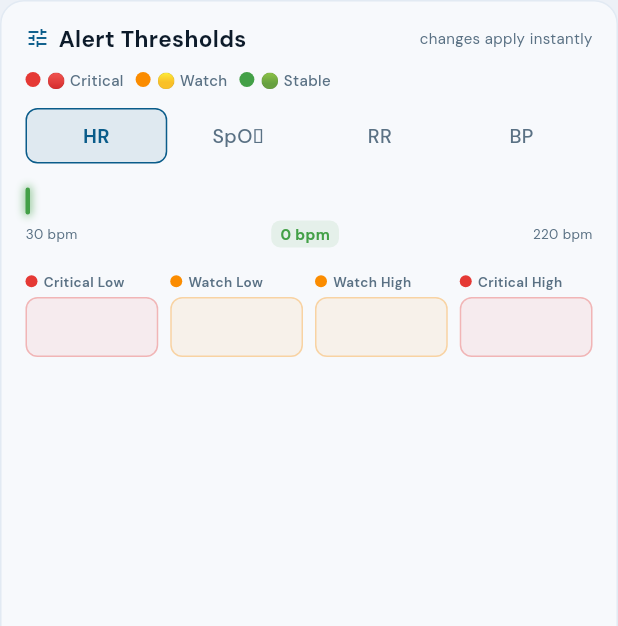
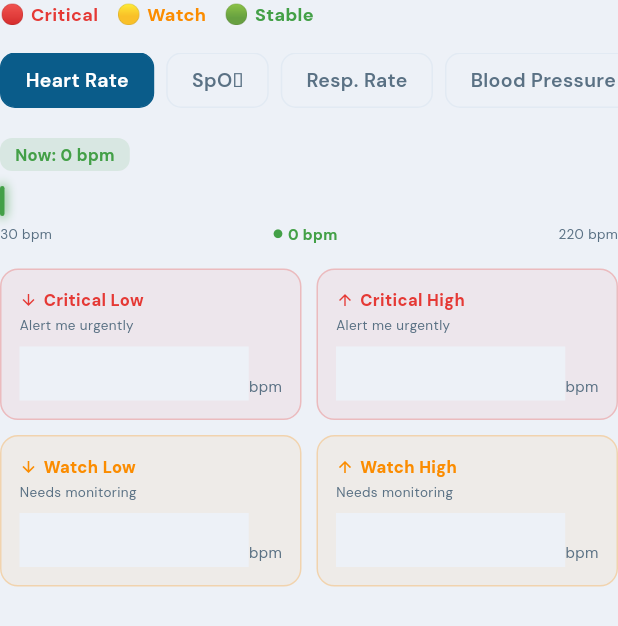
Before and after one commit to mulgundsunil1918/wardly, a Flutter app: the ThresholdPanel widget shown alone on an empty page, opened directly with empty values, on a phone screen of 412 x 824 dp. Shown: the top 626 px of the screen. Run offline on Flutter 3.47's test engine with Material 3 defaults, Android fonts, the phone set to English and light mode, and no system bars; our stand-ins replace camera, cloud_firestore, device_info_plus, firebase_auth, firebase_core, firebase_messaging and 13 more; missing offline and left inert: agora_rtc_engine, android_intent_plus, app_settings, google_mlkit_text_recognition, razorpay_flutter; accounts and stored records are empty.

Commit message:
Threshold panel: proper 2-column layout, focus-safe editing
- Each threshold is a card with big number input (24px), colour-coded
  by zone: red for Critical, yellow for Watch
- 2x2 grid: Critical Low | Critical High (top row)
               Watch Low | Watch High   (bottom row)
- FocusNode prevents simulation ticks from resetting the value while
  the doctor is mid-edit; saves on focus-leave or keyboard Done
- Vital tabs now pill-shaped and horizontally scrollable
- SpO2 correctly hides the High column (only Low thresholds apply)

Co-Authored-By: Claude Opus 4.7 <noreply@anthropic.com>

```diff
--- a/lib/widgets/monitor/threshold_panel.dart
+++ b/lib/widgets/monitor/threshold_panel.dart
@@ -17,92 +17,62 @@ class ThresholdPanel extends StatefulWidget {
 }
 
 class _ThresholdPanelState extends State<ThresholdPanel> {
-  String _tab = 'hr';
+  VitalType _tab = VitalType.hr;
 
   static const _tabs = [
-    {'key': 'hr',   'label': 'HR'},
-    {'key': 'spo2', 'label': 'SpO₂'},
-    {'key': 'rr',   'label': 'RR'},
-    {'key': 'bp',   'label': 'BP'},
+    {'vt': VitalType.hr,   'label': 'Heart Rate',  'unit': 'bpm'},
+    {'vt': VitalType.spo2, 'label': 'SpO₂',        'unit': '%'},
+    {'vt': VitalType.rr,   'label': 'Resp. Rate',  'unit': 'br/min'},
+    {'vt': VitalType.sbp,  'label': 'Blood Pressure', 'unit': 'mmHg'},
   ];
 
   @override
   Widget build(BuildContext context) {
-    return Container(
-      decoration: BoxDecoration(
-        color: AppColors.card,
-        borderRadius: BorderRadius.circular(16),
-        border: Border.all(color: AppColors.divider),
-      ),
-      child: Column(
+    return Column(
       crossAxisAlignment: CrossAxisAlignment.start,
+      mainAxisSize: MainAxisSize.min,
       children: [
-          // Header
+        // Zone legend
         Padding(
-            padding: const EdgeInsets.fromLTRB(16, 14, 16, 0),
+          padding: const EdgeInsets.only(bottom: 16),
           child: Row(
             children: [
-                const Icon(Icons.tune, size: 16, color: AppColors.primary),
-                const SizedBox(width: 6),
-                Text('Alert Thresholds',
-                    style: GoogleFonts.dmSans(
-                        color: AppColors.textPrimary,
-                        fontSize: 15,
-                        fontWeight: FontWeight.w700)),
-                const Spacer(),
-                Text('changes apply instantly',
-                    style: GoogleFonts.dmSans(
-                        color: AppColors.textSecondary, fontSize: 10)),
+              _chip('🔴', 'Critical', AppColors.critical),
+              const SizedBox(width: 12),
+              _chip('🟡', 'Watch', AppColors.warningColor),
+              const SizedBox(width: 12),
+              _chip('🟢', 'Stable', AppColors.stable),
             ],
           ),
         ),
 
-          // Zone legend
-          Padding(
-            padding: const EdgeInsets.fromLTRB(16, 10, 16, 0),
-            child: Row(
-              children: [
-                _legendChip('🔴 Critical', AppColors.critical),
-                const SizedBox(width: 8),
-                _legendChip('🟡 Watch', AppColors.warningColor),
-                const SizedBox(width: 8),
-                _legendChip('🟢 Stable', AppColors.stable),
-              ],
-            ),
-          ),
-
-          // Vital tabs
-          Padding(
-            padding: const EdgeInsets.fromLTRB(16, 12, 16, 0),
+        // Vital selector
+        SingleChildScrollView(
+          scrollDirection: Axis.horizontal,
           child: Row(
             children: _tabs.map((t) {
-                final active = _tab == t['key'];
-                return Expanded(
+              final vt = t['vt'] as VitalType;
+              final active = _tab == vt;
+              return Padding(
+                padding: const EdgeInsets.only(right: 8),
                 child: GestureDetector(
-                    onTap: () => setState(() => _tab = t['key']!),
-                    child: Container(
-                      padding: const EdgeInsets.symmetric(vertical: 8),
+                  onTap: () => setState(() => _tab = vt),
+                  child: AnimatedContainer(
+                    duration: const Duration(milliseconds: 180),
+                    padding: const EdgeInsets.symmetric(horizontal: 16, vertical: 8),
                     decoration: BoxDecoration(
-                        color: active
-                            ? AppColors.primary.withOpacity(0.1)
-                            : Colors.transparent,
-                        borderRadius: BorderRadius.circular(8),
+                      color: active ? AppColors.primary : AppColors.surface,
+                      borderRadius: BorderRadius.circular(10),
                       border: Border.all(
-                          color: active
-                              ? AppColors.primary
-                              : Colors.transparent,
+                        color: active ? AppColors.primary : AppColors.divider,
                       ),
                     ),
                     child: Text(
-                        t['label']!,
-                        textAlign: TextAlign.center,
+                      t['label'] as String,
                       style: GoogleFonts.dmSans(
-                          color: active
-                              ? AppColors.primary
-                              : AppColors.textSecondary,
+                        color: active ? Colors.white : AppColors.textSecondary,
                         fontSize: 13,
-                          fontWeight:
-                              active ? FontWeight.w700 : FontWeight.w500,
+                        fontWeight: FontWeight.w600,
                       ),
                     ),
                   ),
@@ -112,121 +82,146 @@ class _ThresholdPanelState extends State<ThresholdPanel> {
           ),
         ),
 
-          const SizedBox(height: 16),
+        const SizedBox(height: 20),
 
-          // Threshold content
-          Padding(
-            padding: const EdgeInsets.fromLTRB(16, 0, 16, 16),
-            child: _tab == 'bp'
-                ? Column(
-                    children: [
-                      _vitalSection('SBP — Systolic', VitalType.sbp),
+        // Content for selected vital
+        if (_tab == VitalType.sbp) ...[
+          _vitalBlock(VitalType.sbp,  'Systolic (SBP)'),
           const SizedBox(height: 20),
-                      _vitalSection('DBP — Diastolic', VitalType.dbp),
+          _vitalBlock(VitalType.dbp,  'Diastolic (DBP)'),
           const SizedBox(height: 20),
-                      _vitalSection('MAP — Mean Arterial', VitalType.map),
-                    ],
-                  )
-                : _vitalSection(
-                    null, _vitalTypeFromTab(_tab)),
-          ),
-        ],
-      ),
-    );
-  }
-
-  Widget _legendChip(String label, Color color) {
-    return Row(
-      mainAxisSize: MainAxisSize.min,
-      children: [
-        Container(width: 10, height: 10,
-            decoration: BoxDecoration(color: color, shape: BoxShape.circle)),
-        const SizedBox(width: 4),
-        Text(label,
-            style: GoogleFonts.dmSans(
-                color: AppColors.textSecondary,
-                fontSize: 10,
-                fontWeight: FontWeight.w500)),
+          _vitalBlock(VitalType.map,  'Mean Arterial (MAP)'),
+        ] else
+          _vitalBlock(_tab, null),
       ],
     );
   }
 
-  Widget _vitalSection(String? title, VitalType vt) {
-    final meta = vitalMeta[vt]!;
-    final thr = widget.patient.thresholds[vt] ?? const VitalThreshold();
+  Widget _chip(String emoji, String label, Color color) {
+    return Row(
+      mainAxisSize: MainAxisSize.min,
+      children: [
+        Text(emoji, style: const TextStyle(fontSize: 13)),
+        const SizedBox(width: 4),
+        Text(label,
+            style: GoogleFonts.dmSans(
+                color: color, fontSize: 12, fontWeight: FontWeight.w700)),
+      ],
+    );
+  }
+
+  Widget _vitalBlock(VitalType vt, String? subtitle) {
+    final meta   = vitalMeta[vt]!;
+    final thr    = widget.patient.thresholds[vt] ?? const VitalThreshold();
     final current = widget.patient.vitals[vt] ?? 0;
-    final isSpo2 = vt == VitalType.spo2;
+    final isSpo2  = vt == VitalType.spo2;
+    final sev     = thr.severity(current);
+    final sevColor = sev == 'critical'
+        ? AppColors.critical
+        : sev == 'warning'
+            ? AppColors.warningColor
+            : AppColors.stable;
 
     return Column(
       crossAxisAlignment: CrossAxisAlignment.start,
       children: [
-        if (title != null) ...[
-          Text(title,
+        // Title row with live value
+        Row(
+          children: [
+            if (subtitle != null) ...[
+              Text(subtitle,
                   style: GoogleFonts.dmSans(
                       color: AppColors.textSecondary,
-                  fontSize: 11,
-                  fontWeight: FontWeight.w600,
-                  letterSpacing: 0.3)),
+                      fontSize: 12,
+                      fontWeight: FontWeight.w600)),
+              const Spacer(),
+            ],
+            Container(
+              padding: const EdgeInsets.symmetric(horizontal: 10, vertical: 3),
+              decoration: BoxDecoration(
+                color: sevColor.withOpacity(0.12),
+                borderRadius: BorderRadius.circular(8),
+              ),
+              child: Text(
+                'Now: ${current.round()} ${meta.unit}',
+                style: GoogleFonts.dmSans(
+                    color: sevColor, fontSize: 11, fontWeight: FontWeight.w700),
+              ),
+            ),
+          ],
+        ),
+
         const SizedBox(height: 10),
-        ],
 
-        // Visual zone bar
+        // Zone bar
         _ZoneBar(thr: thr, current: current, meta: meta, isSpo2: isSpo2),
 
         const SizedBox(height: 16),
 
-        // Editable threshold fields in a grid
+        // Threshold inputs — 2 columns
         Row(
           children: [
-            _ThresholdField(
+            Expanded(
+              child: _Field(
                 label: 'Critical Low',
+                sublabel: 'Alert me urgently',
                 color: AppColors.critical,
+                icon: Icons.arrow_downward,
                 value: thr.critLow,
                 unit: meta.unit,
-              onChanged: (v) =>
-                  widget.onSet(widget.patient.id, vt, 'critLow', v),
+                onSave: (v) => widget.onSet(widget.patient.id, vt, 'critLow', v),
               ),
-            const SizedBox(width: 8),
-            _ThresholdField(
+            ),
+            const SizedBox(width: 10),
+            Expanded(
+              child: isSpo2
+                  ? const SizedBox.shrink()
+                  : _Field(
+                      label: 'Critical High',
+                      sublabel: 'Alert me urgently',
+                      color: AppColors.critical,
+                      icon: Icons.arrow_upward,
+                      value: thr.critHigh,
+                      unit: meta.unit,
+                      onSave: (v) => widget.onSet(widget.patient.id, vt, 'critHigh', v),
+                    ),
+            ),
+          ],
+        ),
+
+        const SizedBox(height: 10),
+
+        Row(
+          children: [
+            Expanded(
+              child: _Field(
                 label: 'Watch Low',
+                sublabel: 'Needs monitoring',
                 color: AppColors.warningColor,
+                icon: Icons.arrow_downward,
                 value: thr.warnLow,
                 unit: meta.unit,
-              onChanged: (v) =>
-                  widget.onSet(widget.patient.id, vt, 'warnLow', v),
+                onSave: (v) => widget.onSet(widget.patient.id, vt, 'warnLow', v),
               ),
-            if (!isSpo2) ...[
-              const SizedBox(width: 8),
-              _ThresholdField(
+            ),
+            const SizedBox(width: 10),
+            Expanded(
+              child: isSpo2
+                  ? const SizedBox.shrink()
+                  : _Field(
                       label: 'Watch High',
+                      sublabel: 'Needs monitoring',
                       color: AppColors.warningColor,
+                      icon: Icons.arrow_upward,
                       value: thr.warnHigh,
                       unit: meta.unit,
-                onChanged: (v) =>
-                    widget.onSet(widget.patient.id, vt, 'warnHigh', v),
+                      onSave: (v) => widget.onSet(widget.patient.id, vt, 'warnHigh', v),
                     ),
-              const SizedBox(width: 8),
-              _ThresholdField(
-                label: 'Critical High',
-                color: AppColors.critical,
-                value: thr.critHigh,
-                unit: meta.unit,
-                onChanged: (v) =>
-                    widget.onSet(widget.patient.id, vt, 'critHigh', v),
             ),
-            ],
           ],
         ),
       ],
     );
-  }
-
-  VitalType _vitalTypeFromTab(String tab) {
-    switch (tab) {
-      case 'spo2': return VitalType.spo2;
-      case 'rr':   return VitalType.rr;
-      default:     return VitalType.hr;
-    }
   }
 }
 
@@ -247,8 +242,8 @@ class _ZoneBar extends StatelessWidget {
 
   @override
   Widget build(BuildContext context) {
-    final min = meta.absMin;
-    final max = meta.absMax;
+    final min   = meta.absMin;
+    final max   = meta.absMax;
     final range = max - min;
 
     double frac(double? v) =>
@@ -267,49 +262,33 @@ class _ZoneBar extends StatelessWidget {
             ? AppColors.warningColor
             : AppColors.stable;
 
+    return LayoutBuilder(builder: (context, bc) {
+      final w = bc.maxWidth;
       return Column(
-      crossAxisAlignment: CrossAxisAlignment.start,
         children: [
-        // Zone bar
-        LayoutBuilder(builder: (context, bc) {
-          final w = bc.maxWidth;
-          return Stack(
+          Stack(
             children: [
-              // Background zones
               ClipRRect(
                 borderRadius: BorderRadius.circular(6),
                 child: SizedBox(
-                  height: 18,
+                  height: 20,
                   width: w,
-                  child: Row(
-                    children: [
-                      // Critical low zone
+                  child: Row(children: [
                     if (thr.critLow != null)
-                        _zone(w * critLow, AppColors.critical),
-                      // Warning low zone
+                      _seg(w * critLow, AppColors.critical),
                     if (thr.warnLow != null)
-                        _zone(w * (warnLow - critLow), AppColors.warningColor),
-                      // Stable zone
-                      _zone(
-                        w * ((isSpo2 ? 1.0 : warnHigh) - warnLow),
-                        AppColors.stable,
-                      ),
-                      // Warning high zone
+                      _seg(w * (warnLow - critLow), AppColors.warningColor),
+                    _seg(w * ((isSpo2 ? 1.0 : warnHigh) - warnLow), AppColors.stable),
                     if (!isSpo2 && thr.warnHigh != null)
-                        _zone(
-                          w * (critHigh - warnHigh),
-                          AppColors.warningColor,
-                        ),
-                      // Critical high zone
+                      _seg(w * (critHigh - warnHigh), AppColors.warningColor),
                     if (!isSpo2 && thr.critHigh != null)
-                        _zone(w * (1.0 - critHigh), AppColors.critical),
-                    ],
+                      _seg(w * (1.0 - critHigh), AppColors.critical),
+                  ]),
                 ),
               ),
-              ),
-              // Current value indicator
+              // Current value needle
               Positioned(
-                left: (w * cur - 1).clamp(0.0, w - 2),
+                left: (w * cur - 1.5).clamp(0.0, w - 3),
                 top: 0,
                 bottom: 0,
                 child: Container(
@@ -319,39 +298,31 @@ class _ZoneBar extends StatelessWidget {
                     borderRadius: BorderRadius.circular(2),
                     boxShadow: [
                       BoxShadow(
-                          color: curColor.withOpacity(0.6),
-                          blurRadius: 4,
+                          color: curColor.withOpacity(0.7),
+                          blurRadius: 5,
                           spreadRadius: 1),
                     ],
                   ),
                 ),
               ),
             ],
-          );
-        }),
-        const SizedBox(height: 4),
-        // Min / current / max labels
+          ),
+          const SizedBox(height: 5),
           Row(
             mainAxisAlignment: MainAxisAlignment.spaceBetween,
             children: [
               Text('${min.round()} ${meta.unit}',
                   style: GoogleFonts.dmSans(
                       color: AppColors.textSecondary, fontSize: 9)),
-            Container(
-              padding:
-                  const EdgeInsets.symmetric(horizontal: 6, vertical: 2),
-              decoration: BoxDecoration(
-                color: curColor.withOpacity(0.1),
-                borderRadius: BorderRadius.circular(6),
-              ),
-              child: Text(
-                '${current.round()} ${meta.unit}',
+              Row(children: [
+                Icon(Icons.circle, size: 7, color: curColor),
+                const SizedBox(width: 3),
+                Text('${current.round()} ${meta.unit}',
                     style: GoogleFonts.dmSans(
                         color: curColor,
                         fontSize: 10,
-                    fontWeight: FontWeight.w700),
-              ),
-            ),
+                        fontWeight: FontWeight.w700)),
+              ]),
               Text('${max.round()} ${meta.unit}',
                   style: GoogleFonts.dmSans(
                       color: AppColors.textSecondary, fontSize: 9)),
@@ -359,125 +330,155 @@ class _ZoneBar extends StatelessWidget {
           ),
         ],
       );
+    });
   }
 
-  Widget _zone(double width, Color color) {
+  Widget _seg(double width, Color color) {
     if (width <= 0) return const SizedBox.shrink();
-    return Container(width: width, color: color.withOpacity(0.25));
+    return Container(width: width, color: color.withOpacity(0.28));
   }
 }
 
-// ── Editable threshold field ──────────────────────────────────────────────────
+// ── Single threshold input field ──────────────────────────────────────────────
 
-class _ThresholdField extends StatefulWidget {
+class _Field extends StatefulWidget {
   final String label;
+  final String sublabel;
   final Color color;
+  final IconData icon;
   final double? value;
   final String unit;
-  final void Function(double) onChanged;
+  final void Function(double) onSave;
 
-  const _ThresholdField({
+  const _Field({
     required this.label,
+    required this.sublabel,
     required this.color,
+    required this.icon,
     required this.value,
     required this.unit,
-    required this.onChanged,
+    required this.onSave,
   });
 
   @override
-  State<_ThresholdField> createState() => _ThresholdFieldState();
+  State<_Field> createState() => _FieldState();
 }
 
-class _ThresholdFieldState extends State<_ThresholdField> {
-  late TextEditingController _ctrl;
+class _FieldState extends State<_Field> {
+  late final TextEditingController _ctrl;
+  late final FocusNode _focus;
+  bool _hasFocus = false;
 
   @override
   void initState() {
     super.initState();
     _ctrl = TextEditingController(
         text: widget.value != null ? widget.value!.round().toString() : '');
+    _focus = FocusNode()
+      ..addListener(() {
+        final focused = _focus.hasFocus;
+        if (focused != _hasFocus) {
+          setState(() => _hasFocus = focused);
+          if (!focused) _submit();
+        }
+      });
   }
 
   @override
-  void didUpdateWidget(_ThresholdField old) {
+  void didUpdateWidget(_Field old) {
     super.didUpdateWidget(old);
+    // Only update from outside when the field is NOT being edited
+    if (!_hasFocus) {
       final newText =
           widget.value != null ? widget.value!.round().toString() : '';
-    if (_ctrl.text != newText && !_ctrl.selection.isValid) {
-      _ctrl.text = newText;
+      if (_ctrl.text != newText) _ctrl.text = newText;
     }
   }
 
   @override
   void dispose() {
     _ctrl.dispose();
+    _focus.dispose();
     super.dispose();
+  }
+
+  void _submit() {
+    final v = double.tryParse(_ctrl.text);
+    if (v != null) widget.onSave(v);
   }
 
   @override
   Widget build(BuildContext context) {
-    return Expanded(
+    return Container(
+      padding: const EdgeInsets.all(12),
+      decoration: BoxDecoration(
+        color: widget.color.withOpacity(0.06),
+        borderRadius: BorderRadius.circular(12),
+        border: Border.all(
+          color: _hasFocus
+              ? widget.color
+              : widget.color.withOpacity(0.25),
+          width: _hasFocus ? 1.5 : 1,
+        ),
+      ),
       child: Column(
         crossAxisAlignment: CrossAxisAlignment.start,
         children: [
           Row(
             children: [
-              Container(
-                width: 8, height: 8,
-                decoration: BoxDecoration(
-                    color: widget.color, shape: BoxShape.circle),
-              ),
+              Icon(widget.icon, size: 12, color: widget.color),
               const SizedBox(width: 4),
               Flexible(
                 child: Text(
                   widget.label,
                   style: GoogleFonts.dmSans(
-                      color: AppColors.textSecondary,
-                      fontSize: 9,
-                      fontWeight: FontWeight.w600),
-                  overflow: TextOverflow.ellipsis,
+                      color: widget.color,
+                      fontSize: 11,
+                      fontWeight: FontWeight.w800),
                 ),
               ),
             ],
           ),
-          const SizedBox(height: 4),
-          TextField(
+          const SizedBox(height: 2),
+          Text(
+            widget.sublabel,
+            style: GoogleFonts.dmSans(
+                color: AppColors.textSecondary, fontSize: 9),
+          ),
+          const SizedBox(height: 8),
+          Row(
+            crossAxisAlignment: CrossAxisAlignment.end,
+            children: [
+              Expanded(
+                child: TextField(
                   controller: _ctrl,
+                  focusNode: _focus,
                   keyboardType: TextInputType.number,
                   inputFormatters: [FilteringTextInputFormatter.digitsOnly],
                   textAlign: TextAlign.center,
                   style: GoogleFonts.dmSans(
                       color: widget.color,
-                fontSize: 16,
+                      fontSize: 24,
                       fontWeight: FontWeight.w800),
-            decoration: InputDecoration(
+                  decoration: const InputDecoration(
                     isDense: true,
-              contentPadding:
-                  const EdgeInsets.symmetric(horizontal: 6, vertical: 8),
-              filled: true,
-              fillColor: widget.color.withOpacity(0.07),
-              enabledBorder: OutlineInputBorder(
-                borderRadius: BorderRadius.circular(8),
-                borderSide:
-                    BorderSide(color: widget.color.withOpacity(0.3)),
+                    contentPadding: EdgeInsets.zero,
+                    border: InputBorder.none,
+                    enabledBorder: InputBorder.none,
+                    focusedBorder: InputBorder.none,
                   ),
-              focusedBorder: OutlineInputBorder(
-                borderRadius: BorderRadius.circular(8),
-                borderSide: BorderSide(color: widget.color, width: 1.5),
+                  onSubmitted: (_) => _submit(),
                 ),
-              suffixText: widget.unit,
-              suffixStyle: GoogleFonts.dmSans(
-                  color: AppColors.textSecondary, fontSize: 9),
               ),
-            onSubmitted: (v) {
-              final parsed = double.tryParse(v);
-              if (parsed != null) widget.onChanged(parsed);
-            },
-            onEditingComplete: () {
-              final parsed = double.tryParse(_ctrl.text);
-              if (parsed != null) widget.onChanged(parsed);
-              FocusScope.of(context).unfocus();
-            },
+              Padding(
+                padding: const EdgeInsets.only(bottom: 3),
+                child: Text(
+                  widget.unit,
+                  style: GoogleFonts.dmSans(
+                      color: AppColors.textSecondary, fontSize: 10),
+                ),
+              ),
+            ],
           ),
         ],
       ),
```
Lines whose indentation alone changed are shown as unchanged.
